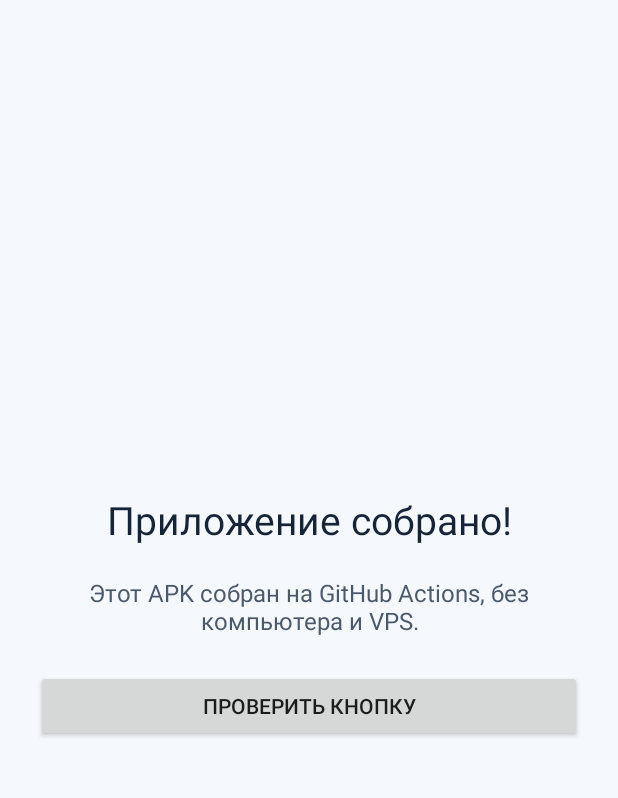
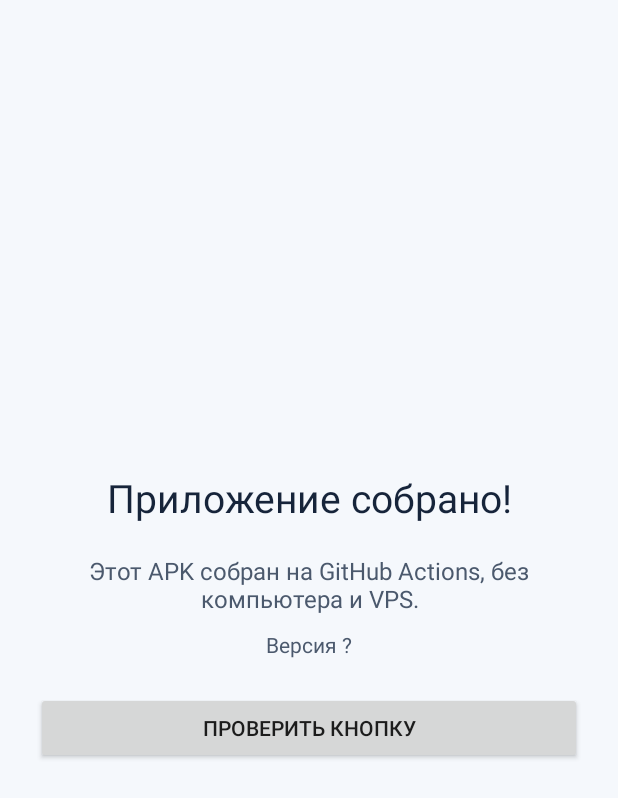
Before and after one commit to Mihail9990/Ttt, an Android app: the screen it shows after launch (MainActivity), on a phone screen of 412 x 824 dp. Shown: the top 798 px of the screen. Run offline under Robolectric (Android 15) with nearby library versions, the phone set to English and light mode, and no system bars.

Commit message:
Improve APK builder: persistent release signing, CI versioning, signature checks and icon

```diff
--- a/app/src/main/AndroidManifest.xml
+++ b/app/src/main/AndroidManifest.xml
@@ -3,6 +3,8 @@
     <application
         android:allowBackup="false"
         android:label="@string/app_name"
+        android:icon="@drawable/ic_launcher"
+        android:roundIcon="@drawable/ic_launcher"
         android:theme="@android:style/Theme.Material.Light.NoActionBar">
         <activity
             android:name=".MainActivity"
--- a/app/src/main/java/com/example/apkstarter/MainActivity.kt
+++ b/app/src/main/java/com/example/apkstarter/MainActivity.kt
@@ -34,6 +34,18 @@ class MainActivity : Activity() {
             setTextColor(Color.rgb(75, 89, 109))
         }
 
+        val version = try {
+            packageManager.getPackageInfo(packageName, 0).versionName ?: "?"
+        } catch (_: Exception) {
+            "?"
+        }
+        val versionLabel = TextView(this).apply {
+            text = "Версия $version"
+            textSize = 14f
+            gravity = Gravity.CENTER
+            setTextColor(Color.rgb(75, 89, 109))
+        }
+
         val button = Button(this).apply {
             text = "Проверить кнопку"
             setOnClickListener {
@@ -49,6 +61,10 @@ class MainActivity : Activity() {
             ViewGroup.LayoutParams.MATCH_PARENT,
             ViewGroup.LayoutParams.WRAP_CONTENT
         ).apply { topMargin = dp(20) })
+        container.addView(versionLabel, LinearLayout.LayoutParams(
+            ViewGroup.LayoutParams.MATCH_PARENT,
+            ViewGroup.LayoutParams.WRAP_CONTENT
+        ).apply { topMargin = dp(10) })
         container.addView(button, LinearLayout.LayoutParams(
             ViewGroup.LayoutParams.MATCH_PARENT,
             ViewGroup.LayoutParams.WRAP_CONTENT
```
Also changed, not shown: app/build.gradle.kts (+24 -13 lines), app/src/main/res/drawable/ic_launcher.xml (added, +15 -0 lines), 4 other files.
